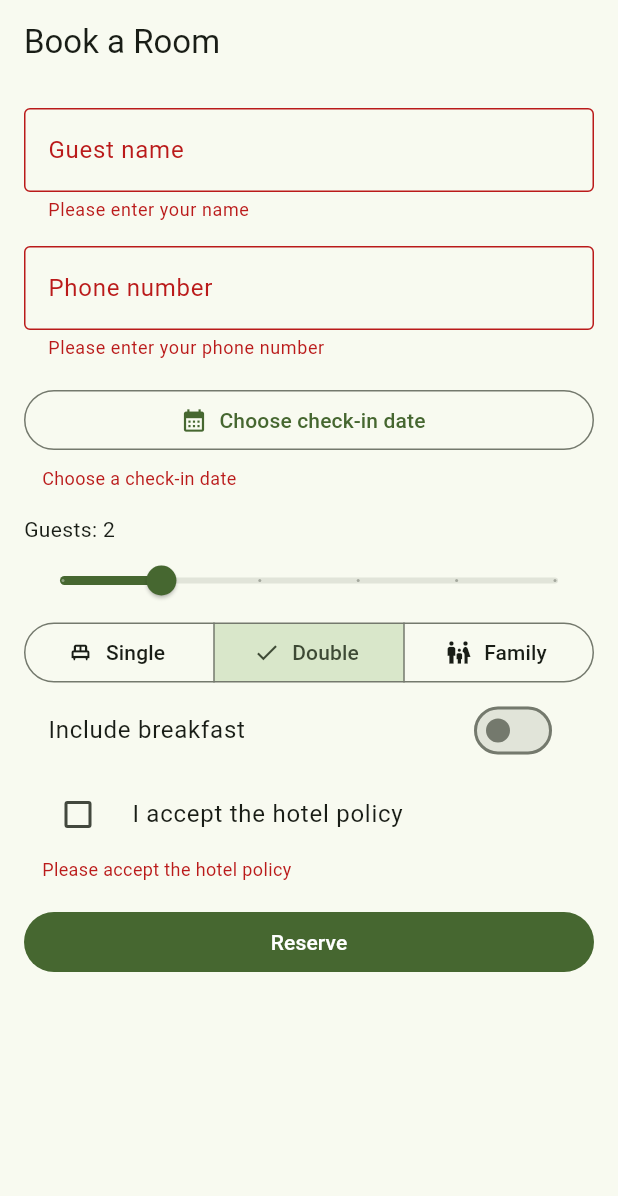
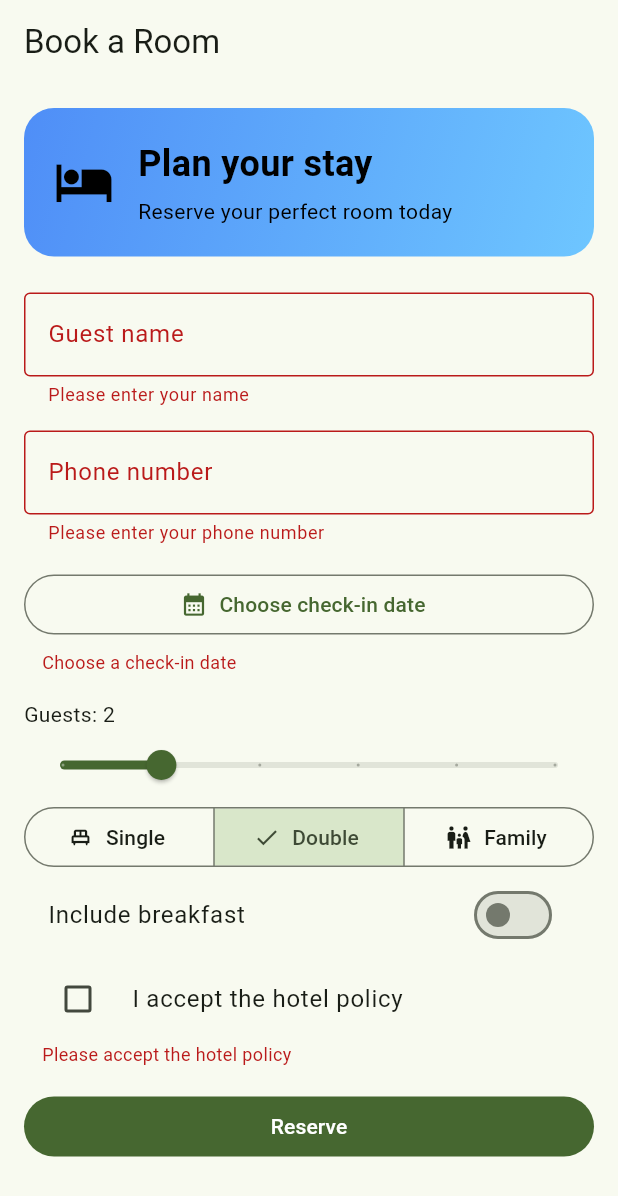
Before and after one commit to ywden/TMA3084_G02_106693_Hotel_Reservation_App, a Flutter app: the screen it shows after launch, after a tap on "Reserve", on a phone screen of 412 x 824 dp. Shown: the top 1196 px of the screen. Run offline on Flutter 3.47's test engine with Material 3 defaults, Android fonts, the phone set to English and light mode, and no system bars.

Commit message:
Add fixed project

```diff
--- a/lib/booking_form_page.dart
+++ b/lib/booking_form_page.dart
@@ -1,15 +1,17 @@
 import 'package:flutter/material.dart';
+
 import 'room_list_page.dart';
 import 'room_type.dart';
 import 'validators.dart';
 
-class BookingFormPage extends StatefulWidget{
+class BookingFormPage extends StatefulWidget {
   const BookingFormPage({super.key});
 
   @override
-  State<BookingFormPage> createState() =>_BookingFormPageState();
+  State<BookingFormPage> createState() => _BookingFormPageState();
 }
-class _BookingFormPageState extends State<BookingFormPage>{
+
+class _BookingFormPageState extends State<BookingFormPage> {
   final _formKey = GlobalKey<FormState>();
   final _nameController = TextEditingController();
   final _phoneController = TextEditingController();
@@ -23,53 +25,57 @@ class _BookingFormPageState extends State<BookingFormPage>{
   String? _policyError;
 
   @override
-  void dispose(){
+  void dispose() {
     _nameController.dispose();
     _phoneController.dispose();
     super.dispose();
   }
-  Future<void> _pickDate() async{
+
+  Future<void> _pickDate() async {
     final now = DateTime.now();
     final picked = await showDatePicker(
       context: context,
       initialDate: _checkIn ?? now,
       firstDate: now,
-      lastDate: now.add(const Duration(days: 265))
+      lastDate: now.add(const Duration(days: 365)),
     );
     if (!mounted || picked == null) return;
-      setState((){
+    setState(() {
       _checkIn = picked;
       _dateError = null;
-
     });
   }
-    void _submit(){
+
+  void _submit() {
     final formIsValid = _formKey.currentState!.validate();
     final dateError = validateCheckIn(_checkIn);
     final policyError = validateAgreement(_accepted);
-      setState((){
+    setState(() {
       _dateError = dateError;
       _policyError = policyError;
     });
-      if(!formIsValid || dateError != null || policyError != null) return;
-      final checkIntext =
+    if (!formIsValid || dateError != null || policyError != null) return;
+
+    final guest = _nameController.text.trim();
+    final checkInText =
         MaterialLocalizations.of(context).formatShortDate(_checkIn!);
     ScaffoldMessenger.of(context).showSnackBar(
-        SnackBar(content: Text('Booking saved for $_guests'))
+      SnackBar(content: Text('Booking saved for $guest')),
     );
     Navigator.push(
       context,
       MaterialPageRoute<void>(
-          builder:(_)=> RoomListPage(
+        builder: (_) => RoomListPage(
           preferred: _room,
           guests: _guests.round(),
-            checkIn: checkIntext,
+          checkIn: checkInText,
         ),
       ),
     );
   }
+
   @override
-    Widget build(BuildContext context){
+  Widget build(BuildContext context) {
     final checkIn = _checkIn;
     final dateError = _dateError;
     final policyError = _policyError;
@@ -77,6 +83,7 @@ class _BookingFormPageState extends State<BookingFormPage>{
       color: Theme.of(context).colorScheme.error,
       fontSize: 12,
     );
+
     return Scaffold(
       appBar: AppBar(title: const Text('Book a Room')),
       body: SingleChildScrollView(
@@ -86,14 +93,78 @@ class _BookingFormPageState extends State<BookingFormPage>{
           autovalidateMode: AutovalidateMode.onUserInteraction,
           child: Column(
             crossAxisAlignment: CrossAxisAlignment.stretch,
-              children:[
+            children: [
+              // Gradient "Plan your stay" banner
+  Container(
+    padding: const EdgeInsets.all(20),
+
+    decoration: BoxDecoration(
+      borderRadius: BorderRadius.circular(20),
+
+      gradient: const LinearGradient(
+        colors: [
+          Color(0xFF4F8EF7),
+          Color(0xFF6EC6FF),
+        ],
+
+        begin: Alignment.topLeft,
+        end: Alignment.bottomRight,
+      ),
+    ),
+
+    child: Row(
+      children: [
+
+        const Icon(
+          Icons.hotel,
+          color: Colors.black,
+          size: 40,
+        ),
+
+        const SizedBox(width: 16),
+
+        const Expanded(
+          child: Column(
+            crossAxisAlignment: CrossAxisAlignment.start,
+
+            children: [
+
+              Text(
+                'Plan your stay',
+                style: TextStyle(
+                  color: Colors.black,
+                  fontSize: 24,
+                  fontWeight: FontWeight.bold,
+                ),
+              ),
+
+              SizedBox(height: 5),
+
+              Text(
+                'Reserve your perfect room today',
+                style: TextStyle(
+                  color: Colors.black,
+                  fontSize: 14,
+                ),
+              ),
+
+            ],
+          ),
+        ),
+
+      ],
+    ),
+  ),
+
+
+  const SizedBox(height: 24),
               TextFormField(
                 controller: _nameController,
                 decoration: const InputDecoration(
                   labelText: 'Guest name',
                   border: OutlineInputBorder(),
                 ),
-                   validator:validateName,
+                validator: validateName,
               ),
               const SizedBox(height: 16),
               TextFormField(
@@ -103,20 +174,22 @@ class _BookingFormPageState extends State<BookingFormPage>{
                   labelText: 'Phone number',
                   border: OutlineInputBorder(),
                 ),
-                  validator:validatePhone,
+                validator: validatePhone,
               ),
-                const SizedBox(height:16),
+              const SizedBox(height: 16),
               OutlinedButton.icon(
                 onPressed: _pickDate,
                 icon: const Icon(Icons.calendar_month),
                 label: Text(
                   checkIn == null
                       ? 'Choose check-in date'
-                    : MaterialLocalizations.of(context).formatShortDate(checkIn),
+                      : MaterialLocalizations.of(context)
+                          .formatShortDate(checkIn),
                 ),
               ),
               if (dateError != null)
-                Padding(padding: const EdgeInsets.only(top: 6, left: 12),
+                Padding(
+                  padding: const EdgeInsets.only(top: 6, left: 12),
                   child: Text(dateError, style: errorStyle),
                 ),
               const SizedBox(height: 16),
@@ -130,7 +203,7 @@ class _BookingFormPageState extends State<BookingFormPage>{
                 onChanged: (double value) => setState(() => _guests = value),
               ),
               SegmentedButton<RoomPreference>(
-                  segments: const[
+                segments: const [
                   ButtonSegment(
                     value: RoomPreference.single,
                     label: Text('Single'),
@@ -160,8 +233,8 @@ class _BookingFormPageState extends State<BookingFormPage>{
                 title: const Text('I accept the hotel policy'),
                 value: _accepted,
                 controlAffinity: ListTileControlAffinity.leading,
-                    onChanged: (bool? value){
-                      setState((){
+                onChanged: (bool? value) {
+                  setState(() {
                     _accepted = value ?? false;
                     _policyError = null;
                   });
@@ -169,19 +242,15 @@ class _BookingFormPageState extends State<BookingFormPage>{
               ),
               if (policyError != null)
                 Padding(
-                    padding:const EdgeInsets.only(left:12),
-                    child:Text(policyError, style:errorStyle),
+                  padding: const EdgeInsets.only(left: 12),
+                  child: Text(policyError, style: errorStyle),
                 ),
-                    const SizedBox(height:16),
-                    FilledButton(
-                      onPressed: _submit,
-                      child: const Text('Reserve')),
+              const SizedBox(height: 16),
+              FilledButton(onPressed: _submit, child: const Text('Reserve')),
             ],
           ),
         ),
       ),
     );
-
   }
-
 }
```
Also changed, not shown: lib/room_list_page.dart (+53 -16 lines), 1 other file. Lines whose indentation alone changed are shown as unchanged.
